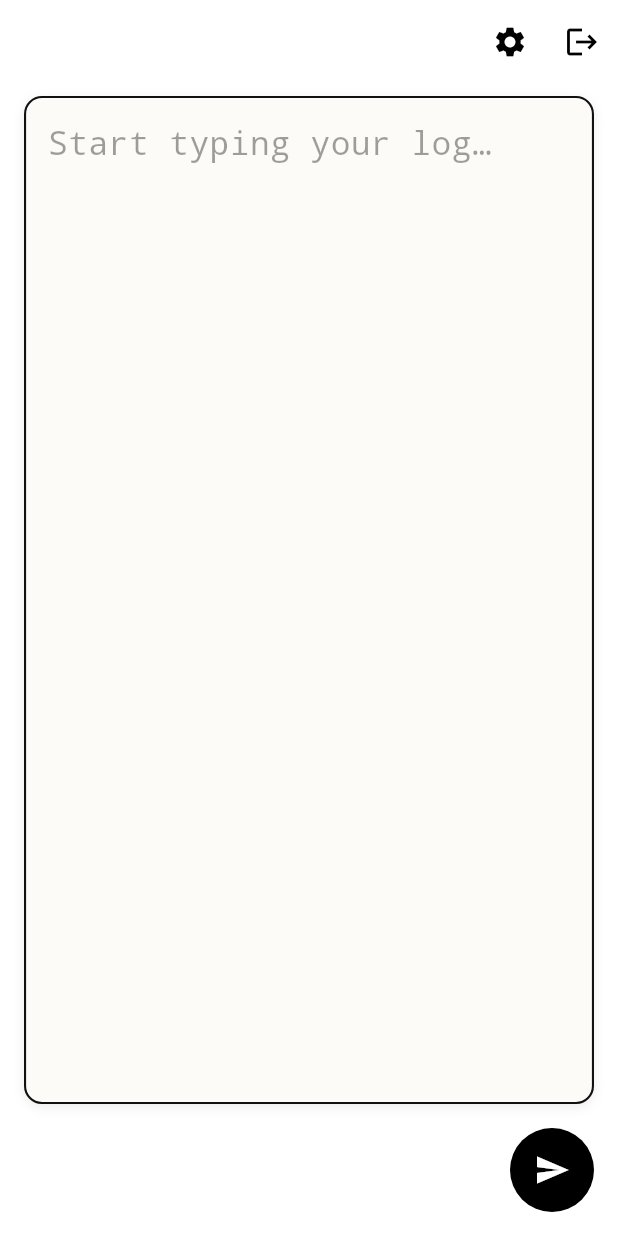
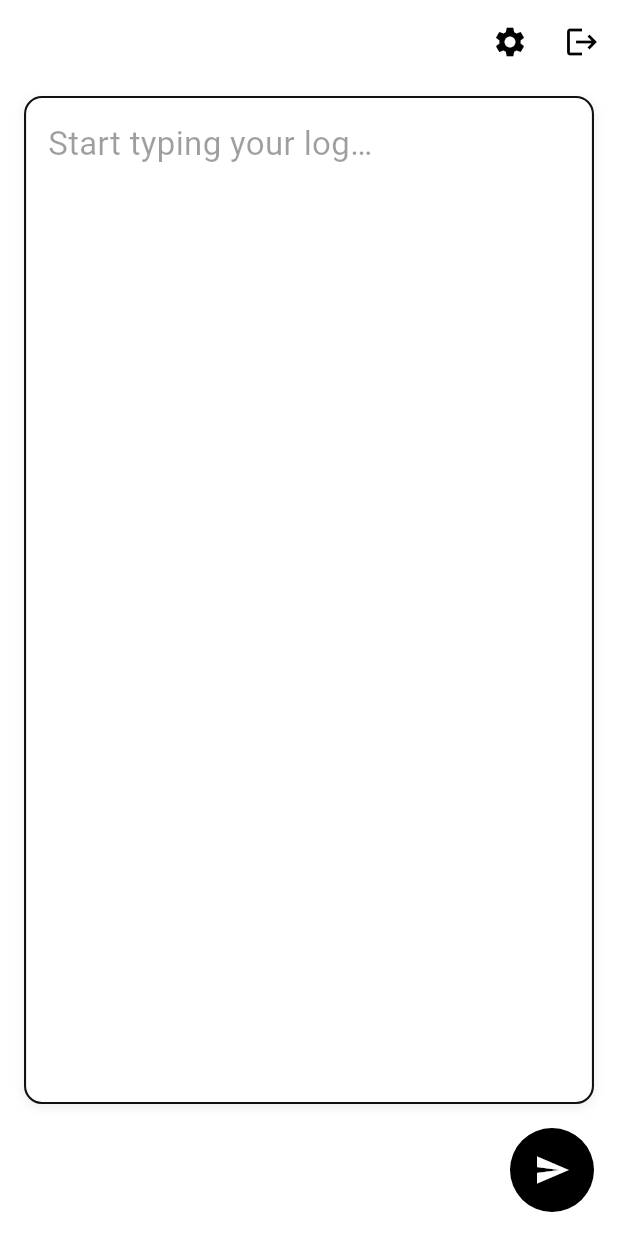
Before and after one commit to idperez720/logs_frontend, a Flutter app: the HomePage screen opened directly with empty values, on a phone screen of 412 x 824 dp. Run offline on Flutter 3.47's test engine with Material 3 defaults, Android fonts, the phone set to English and light mode, and no system bars; our stand-ins replace dio, flutter_dotenv, flutter_secure_storage, google_fonts, hooks_riverpod, shared_preferences; accounts and stored records are empty; network calls fail.

Commit message:
Use them font

```diff
--- a/lib/features/home/presentation/widgets/composer.dart
+++ b/lib/features/home/presentation/widgets/composer.dart
@@ -118,14 +118,14 @@ class _ComposerState extends State<Composer>
         fontSize: widget.fontSize,
         height: widget.lineHeight,
         // Using generic monospace family name when requested (best-effort across platforms)
-        fontFamily: widget.monospace ? 'monospace' : null,
+        fontFamily: Theme.of(context).textTheme.bodyMedium?.fontFamily,
         // Slightly darker than default for a “ink on paper” feel
         color: Colors.black87,
       );
 
   @override
   Widget build(BuildContext context) {
-    final paperColor = const Color(0xFFFCFBF7); // warm off-white
+    final paperColor = const Color(0xFFFFFFFF); // warm off-white
     final borderColor = const Color(0xFF111111);
 
     return DecoratedBox(
```
